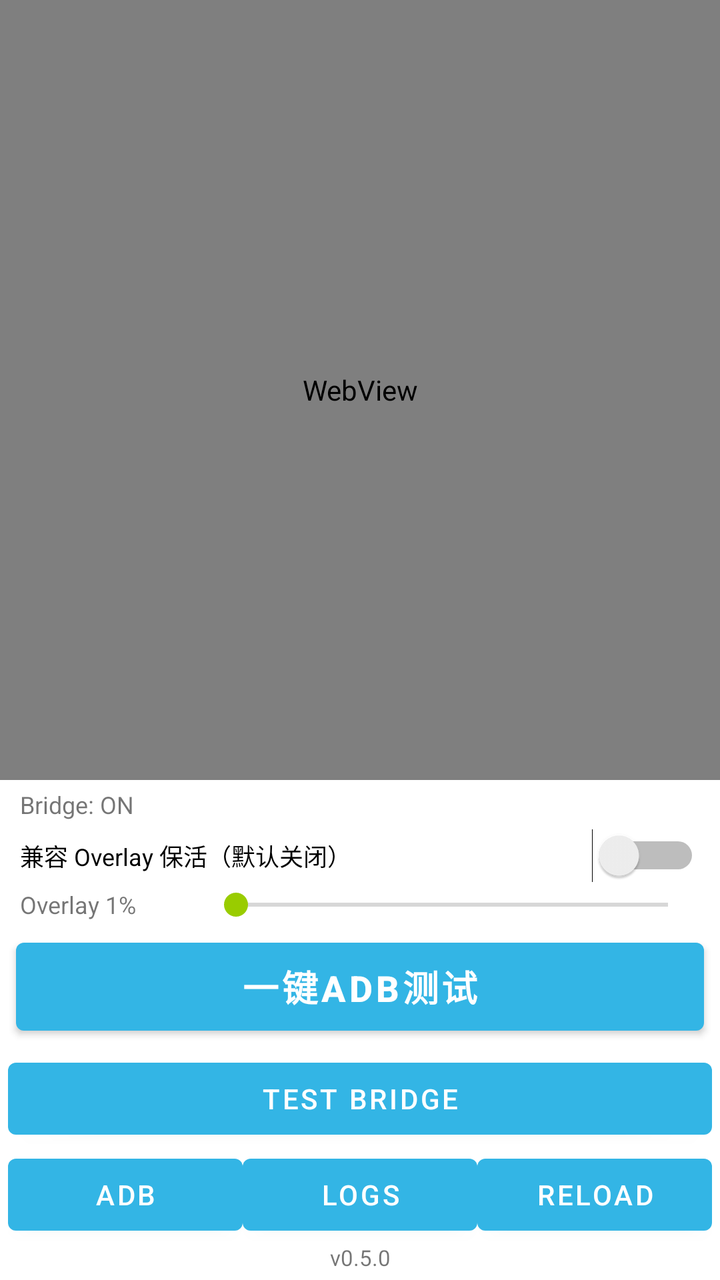
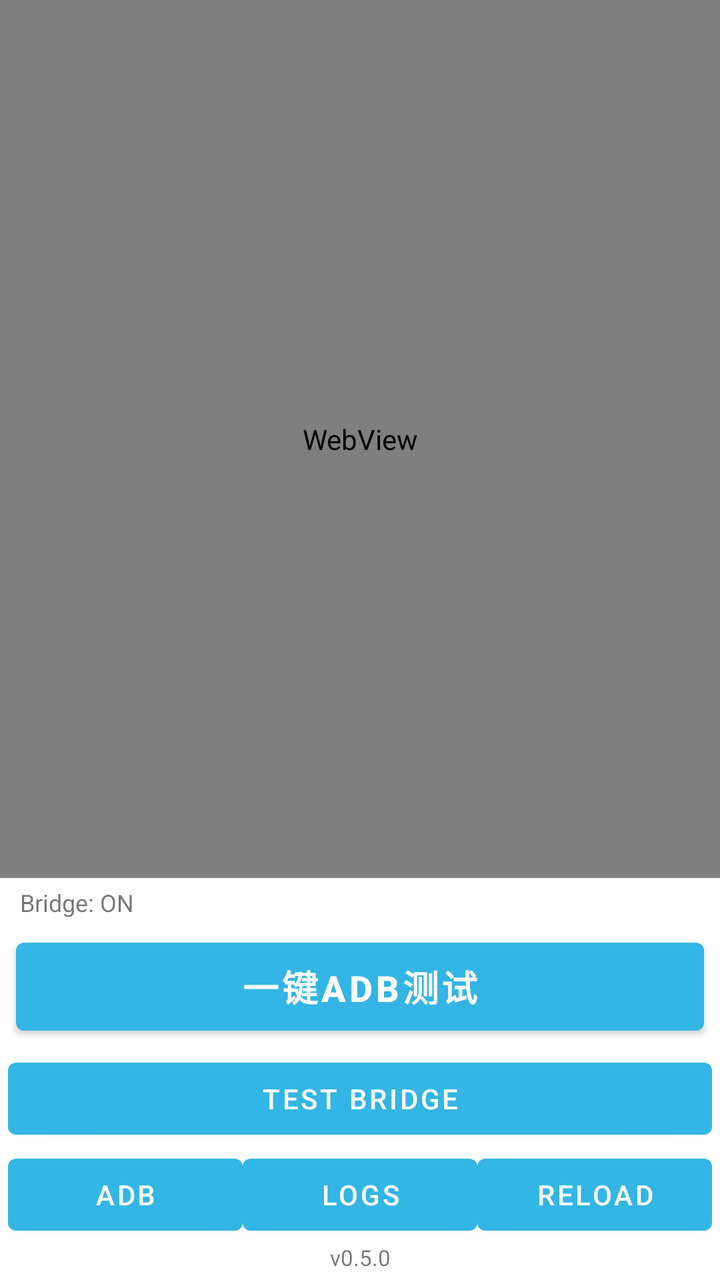

Two renders of the same Android screen: before a commit and after it. Below are the layout's source before the change and the commit's diff.
<!-- AndroidManifest.xml: application theme Theme.GPTAndroidUse -->
<!-- res/layout/activity_main.xml -->
<LinearLayout xmlns:android="http://schemas.android.com/apk/res/android"
    android:layout_width="match_parent"
    android:layout_height="match_parent"
    android:orientation="vertical">

    <ProgressBar
        android:id="@+id/pageProgress"
        style="?android:attr/progressBarStyleHorizontal"
        android:layout_width="match_parent"
        android:layout_height="3dp"
        android:max="100"
        android:visibility="gone" />

    <FrameLayout
        android:id="@+id/webViewContainer"
        android:layout_width="match_parent"
        android:layout_height="0dp"
        android:layout_weight="1">

        <WebView
            android:id="@+id/chatWebView"
            android:layout_width="match_parent"
            android:layout_height="match_parent" />

    </FrameLayout>

    <TextView
        android:id="@+id/bridgeStatusText"
        android:layout_width="match_parent"
        android:layout_height="wrap_content"
        android:paddingStart="10dp"
        android:paddingEnd="10dp"
        android:paddingTop="4dp"
        android:paddingBottom="4dp"
        android:text="Bridge: ON"
        android:textIsSelectable="true"
        android:textSize="12sp" />

    <Switch
        android:id="@+id/compatibilityOverlaySwitch"
        android:layout_width="match_parent"
        android:layout_height="wrap_content"
        android:paddingStart="10dp"
        android:paddingEnd="10dp"
        android:text="兼容 Overlay 保活（默认关闭）"
        android:textSize="12sp" />

    <LinearLayout
        android:layout_width="match_parent"
        android:layout_height="wrap_content"
        android:gravity="center_vertical"
        android:paddingStart="10dp"
        android:paddingEnd="10dp"
        android:paddingTop="2dp"
        android:paddingBottom="2dp"
        android:orientation="horizontal">

        <TextView
            android:id="@+id/overlayOpacityLabel"
            android:layout_width="92dp"
            android:layout_height="wrap_content"
            android:text="Overlay 1%"
            android:textSize="12sp" />

        <SeekBar
            android:id="@+id/overlayOpacitySeek"
            android:layout_width="0dp"
            android:layout_height="wrap_content"
            android:layout_weight="1"
            android:max="99"
            android:progress="0" />
    </LinearLayout>

    <Button
        android:id="@+id/adbRunButton"
        android:layout_width="match_parent"
        android:layout_height="56dp"
        android:layout_marginStart="8dp"
        android:layout_marginEnd="8dp"
        android:layout_marginTop="2dp"
        android:layout_marginBottom="4dp"
        android:text="一键ADB测试"
        android:textSize="18sp"
        android:textStyle="bold" />

    <Button
        android:id="@+id/bridgeTestButton"
        android:layout_width="match_parent"
        android:layout_height="wrap_content"
        android:layout_marginStart="4dp"
        android:layout_marginEnd="4dp"
        android:text="Test Bridge" />

    <LinearLayout
        android:layout_width="match_parent"
        android:layout_height="wrap_content"
        android:orientation="horizontal"
        android:paddingStart="4dp"
        android:paddingEnd="4dp">

        <Button
            android:id="@+id/adbSetupButton"
            android:layout_width="0dp"
            android:layout_height="wrap_content"
            android:layout_weight="1"
            android:text="ADB" />

        <Button
            android:id="@+id/logsButton"
            android:layout_width="0dp"
            android:layout_height="wrap_content"
            android:layout_weight="1"
            android:text="Logs" />

        <Button
            android:id="@+id/reloadButton"
            android:layout_width="0dp"
            android:layout_height="wrap_content"
            android:layout_weight="1"
            android:text="Reload" />

    </LinearLayout>

    <TextView
        android:id="@+id/versionText"
        android:layout_width="match_parent"
        android:layout_height="wrap_content"
        android:gravity="center"
        android:paddingBottom="4dp"
        android:text="v0.5.0"
        android:textSize="11sp" />

</LinearLayout>
<!-- resources referenced by this layout -->
<resources>
  <style name="Theme.GPTAndroidUse" parent="Theme.MaterialComponents.DayNight.DarkActionBar">
          <item name="colorPrimary">@android:color/holo_blue_light</item>
          <item name="colorPrimaryVariant">@android:color/holo_blue_dark</item>
          <item name="colorSecondary">@android:color/holo_green_light</item>
      </style>
</resources>

<!-- the commit's change to res/layout/activity_main.xml (unified diff, before → after) -->
@@ -35,41 +35,6 @@
         android:text="Bridge: ON"
         android:textIsSelectable="true"
         android:textSize="12sp" />
-
-    <Switch
-        android:id="@+id/compatibilityOverlaySwitch"
-        android:layout_width="match_parent"
-        android:layout_height="wrap_content"
-        android:paddingStart="10dp"
-        android:paddingEnd="10dp"
-        android:text="兼容 Overlay 保活（默认关闭）"
-        android:textSize="12sp" />
-
-    <LinearLayout
-        android:layout_width="match_parent"
-        android:layout_height="wrap_content"
-        android:gravity="center_vertical"
-        android:paddingStart="10dp"
-        android:paddingEnd="10dp"
-        android:paddingTop="2dp"
-        android:paddingBottom="2dp"
-        android:orientation="horizontal">
-
-        <TextView
-            android:id="@+id/overlayOpacityLabel"
-            android:layout_width="92dp"
-            android:layout_height="wrap_content"
-            android:text="Overlay 1%"
-            android:textSize="12sp" />
-
-        <SeekBar
-            android:id="@+id/overlayOpacitySeek"
-            android:layout_width="0dp"
-            android:layout_height="wrap_content"
-            android:layout_weight="1"
-            android:max="99"
-            android:progress="0" />
-    </LinearLayout>
 
     <Button
         android:id="@+id/adbRunButton"
